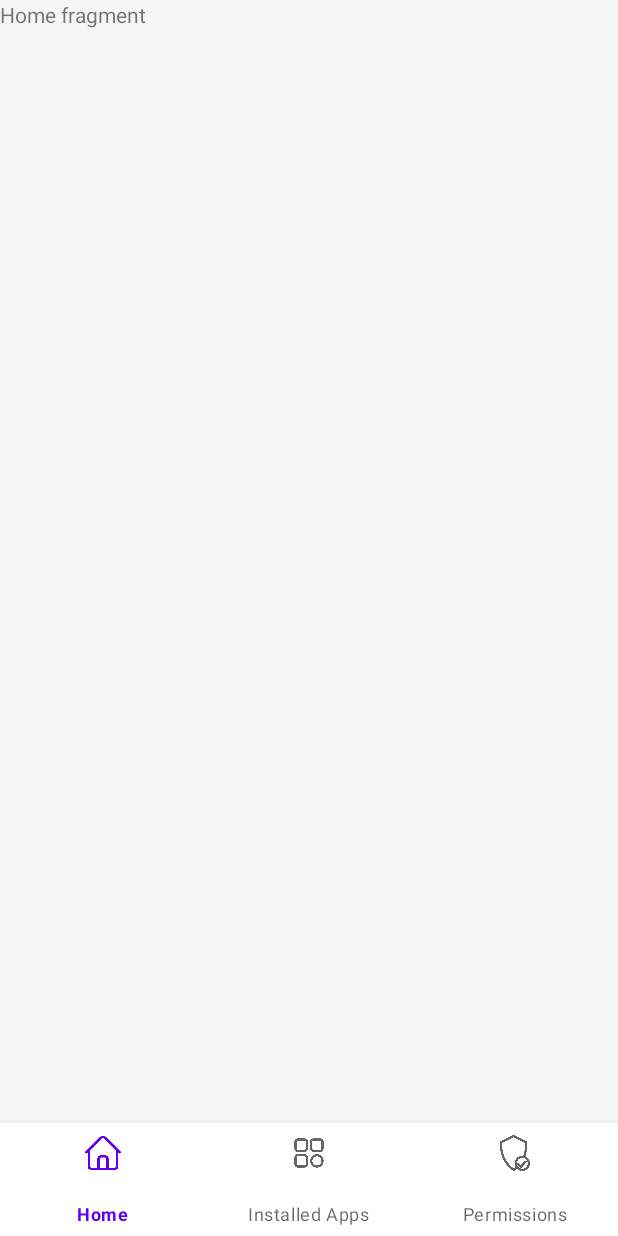
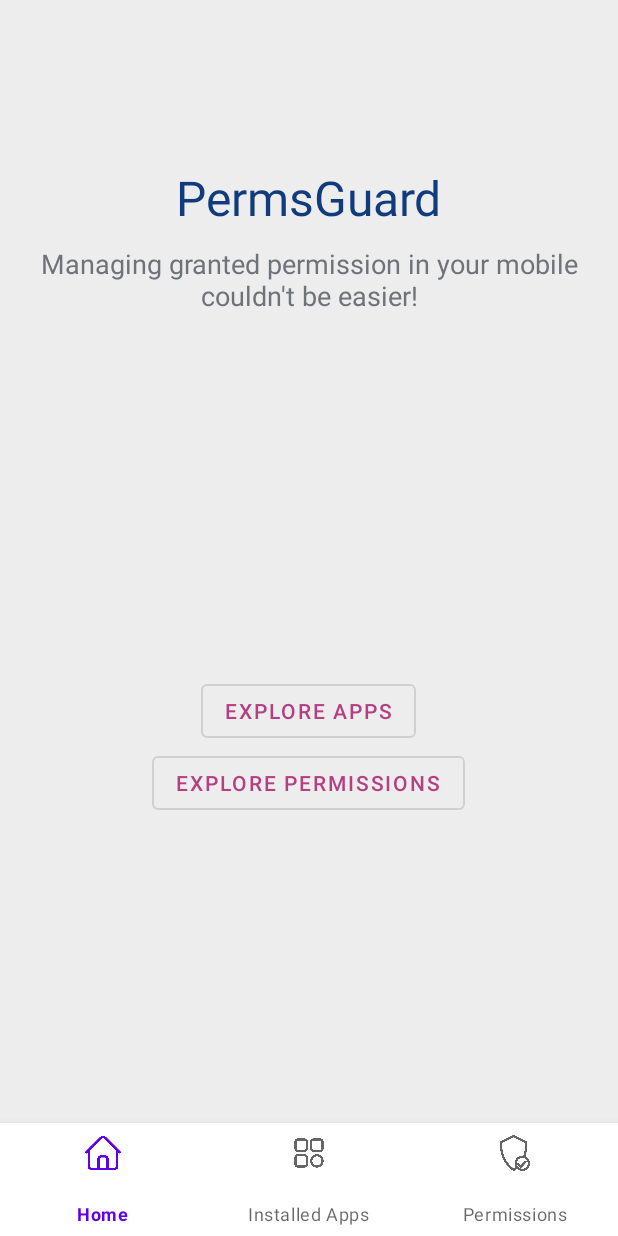
Before and after one commit to kerenrachev/Android_Easy-permit, an Android app: the screen it shows after launch (MainActivity), on a phone screen of 412 x 824 dp. Run offline under Robolectric (Android 15) with nearby library versions, the phone set to English and light mode, and no system bars.

Commit message:
Final commit.

```diff
--- a/app/src/main/java/com/example/ands_finalproject_kerenrachev_318638129/activities/MainActivity.java
+++ b/app/src/main/java/com/example/ands_finalproject_kerenrachev_318638129/activities/MainActivity.java
@@ -13,11 +13,13 @@ import com.example.ands_finalproject_kerenrachev_318638129.fragments.Fragment_ap
 import com.example.ands_finalproject_kerenrachev_318638129.fragments.Fragment_home;
 import com.example.ands_finalproject_kerenrachev_318638129.fragments.Fragment_permissions;
 import com.google.android.material.bottomnavigation.BottomNavigationView;
+import com.google.android.material.button.MaterialButton;
 import com.google.android.material.navigation.NavigationBarView;
 
 public class MainActivity extends AppCompatActivity {
 
     private BottomNavigationView bottomNavigationView;
+
     @Override
     protected void onCreate(Bundle savedInstanceState) {
         super.onCreate(savedInstanceState);
@@ -29,11 +31,13 @@ public class MainActivity extends AppCompatActivity {
         setBottomNavView();
     }
 
+    // Open the home fragment by default
     private void openHomeFragment() {
         Fragment_home fragment_home = new Fragment_home();
         getSupportFragmentManager().beginTransaction().replace(R.id.panel_FRAME_content, fragment_home).commit();
     }
 
+    // Manages the bottom nav clicks
     private void setBottomNavView() {
         bottomNavigationView = (BottomNavigationView) findViewById(R.id.bottomNavigationView);
         bottomNavigationView.setOnItemSelectedListener(new NavigationBarView.OnItemSelectedListener() {
--- a/app/src/main/java/com/example/ands_finalproject_kerenrachev_318638129/activities/WelcomeActivity.java
+++ b/app/src/main/java/com/example/ands_finalproject_kerenrachev_318638129/activities/WelcomeActivity.java
@@ -98,7 +98,4 @@ public class WelcomeActivity extends AppCompatActivity {
         finish();
     }
 
-
-
-
 }
--- a/app/src/main/java/com/example/ands_finalproject_kerenrachev_318638129/adapters/ApplicationsAdapter.java
+++ b/app/src/main/java/com/example/ands_finalproject_kerenrachev_318638129/adapters/ApplicationsAdapter.java
@@ -110,8 +110,8 @@ public class ApplicationsAdapter extends RecyclerView.Adapter<RecyclerView.ViewH
 
                 @Override
                 public void onClick(View view) {
-
-                    Fragment_permissions fragment_permissions = new Fragment_permissions( apps_TXT_name.getText().toString(),apps_IMG_icon.getDrawable(), applications.get(getAdapterPosition()).getPermissions(), 0);
+                    // Clicking on the card will open a new fragment of permissions, which will display all the app's granted permissions.
+                    Fragment_permissions fragment_permissions = new Fragment_permissions( apps_TXT_name.getText().toString(),apps_IMG_icon.getDrawable(), applications.get(getAdapterPosition()).getPermissions(), 0, applications.get(getAdapterPosition()).getApplicationPackage());
                     appCompatActivity.getSupportFragmentManager().beginTransaction().replace(R.id.panel_FRAME_content, fragment_permissions).commit();
                 }
             });
--- a/app/src/main/java/com/example/ands_finalproject_kerenrachev_318638129/fragments/Fragment_home.java
+++ b/app/src/main/java/com/example/ands_finalproject_kerenrachev_318638129/fragments/Fragment_home.java
@@ -1,66 +1,59 @@
 package com.example.ands_finalproject_kerenrachev_318638129.fragments;
 
+import android.content.Intent;
+import android.net.Uri;
 import android.os.Bundle;
 
 import androidx.fragment.app.Fragment;
 
+import android.provider.Settings;
 import android.view.LayoutInflater;
 import android.view.View;
 import android.view.ViewGroup;
+import android.widget.Button;
 
 import com.example.ands_finalproject_kerenrachev_318638129.R;
+import com.google.android.material.button.MaterialButton;
 
-/**
- * A simple {@link Fragment} subclass.
- * Use the {@link Fragment_home#newInstance} factory method to
- * create an instance of this fragment.
- */
 public class Fragment_home extends Fragment {
 
-    // TODO: Rename parameter arguments, choose names that match
-    // the fragment initialization parameters, e.g. ARG_ITEM_NUMBER
-    private static final String ARG_PARAM1 = "param1";
-    private static final String ARG_PARAM2 = "param2";
-
-    // TODO: Rename and change types of parameters
-    private String mParam1;
-    private String mParam2;
-
+    private MaterialButton home_BTN_apps;
+    private MaterialButton home_BTN_permissions;
     public Fragment_home() {
         // Required empty public constructor
-    }
-
-    /**
-     * Use this factory method to create a new instance of
-     * this fragment using the provided parameters.
-     *
-     * @param param1 Parameter 1.
-     * @param param2 Parameter 2.
-     * @return A new instance of fragment Fragment_home.
-     */
-    // TODO: Rename and change types and number of parameters
-    public static Fragment_home newInstance(String param1, String param2) {
-        Fragment_home fragment = new Fragment_home();
-        Bundle args = new Bundle();
-        args.putString(ARG_PARAM1, param1);
-        args.putString(ARG_PARAM2, param2);
-        fragment.setArguments(args);
-        return fragment;
-    }
-
-    @Override
-    public void onCreate(Bundle savedInstanceState) {
-        super.onCreate(savedInstanceState);
-        if (getArguments() != null) {
-            mParam1 = getArguments().getString(ARG_PARAM1);
-            mParam2 = getArguments().getString(ARG_PARAM2);
-        }
     }
 
     @Override
     public View onCreateView(LayoutInflater inflater, ViewGroup container,
                              Bundle savedInstanceState) {
         // Inflate the layout for this fragment
-        return inflater.inflate(R.layout.fragment_home, container, false);
+
+        View view = inflater.inflate(R.layout.fragment_home, container, false);
+        findViewd(view);
+        setClickListeners();
+        return view;
+    }
+
+    private void setClickListeners() {
+        home_BTN_apps.setOnClickListener(new View.OnClickListener() {
+            @Override
+            public void onClick(View view) {
+                Fragment_apps fragment_apps = new Fragment_apps();
+                getParentFragmentManager().beginTransaction().replace(R.id.panel_FRAME_content, fragment_apps).commit();
+            }
+        });
+        home_BTN_permissions.setOnClickListener(new View.OnClickListener() {
+            @Override
+            public void onClick(View view) {
+                Fragment_permissions fragment_permissions = new Fragment_permissions();
+                getParentFragmentManager().beginTransaction().replace(R.id.panel_FRAME_content, fragment_permissions).commit();
+            }
+        });
+    }
+
+
+    private void findViewd(View view) {
+        home_BTN_apps = view.findViewById(R.id.home_BTN_apps);
+        home_BTN_permissions = view.findViewById(R.id.home_BTN_permissions);
     }
 }
--- a/app/src/main/res/layout/fragment_home.xml
+++ b/app/src/main/res/layout/fragment_home.xml
@@ -1,14 +1,77 @@
 <?xml version="1.0" encoding="utf-8"?>
-<FrameLayout xmlns:android="http://schemas.android.com/apk/res/android"
+<LinearLayout xmlns:android="http://schemas.android.com/apk/res/android"
+    xmlns:app="http://schemas.android.com/apk/res-auto"
     xmlns:tools="http://schemas.android.com/tools"
     android:layout_width="match_parent"
     android:layout_height="match_parent"
-    tools:context=".fragments.Fragment_home">
+    android:orientation="vertical"
+    tools:context=".activities.MainActivity">
 
-    <!-- TODO: Update blank fragment layout -->
-    <TextView
+    <LinearLayout
         android:layout_width="match_parent"
         android:layout_height="match_parent"
-        android:text="Home fragment" />
+        android:orientation="vertical"
+        android:background="#EDEDED"
+        android:padding="10dp"
+        android:gravity="center_horizontal"
+        >
+        <com.airbnb.lottie.LottieAnimationView
+            android:id="@+id/home_IMG_logo"
+            android:layout_width="100dp"
+            android:layout_height="100dp"
+            app:lottie_url="https://assets7.lottiefiles.com/packages/lf20_hvzjb7o5.json"
+            app:lottie_autoPlay="true"
+            android:layout_gravity="center_horizontal"
+            app:lottie_loop="true"/>
+        <TextView
+            android:layout_width="wrap_content"
+            android:layout_height="wrap_content"
+            android:text="PermsGuard"
+            android:textColor="#103B7C"
+            android:layout_gravity="center_horizontal"
+            android:textSize="32dp">
 
-</FrameLayout>
+        </TextView>
+
+        <TextView
+            android:layout_width="wrap_content"
+            android:layout_height="wrap_content"
+            android:text="Managing granted permission in your mobile couldn't be easier!"
+            android:layout_marginTop="10dp"
+            android:textAlignment="center"
+            android:textColor="#6F7378"
+            android:layout_gravity="center_horizontal"
+            android:textSize="18dp">
+
+        </TextView>
+
+       <RelativeLayout
+           android:layout_width="match_parent"
+           android:layout_height="match_parent"
+           android:layout_gravity="center">
+
+           <com.google.android.material.button.MaterialButton
+               android:id="@+id/home_BTN_apps"
+               style="@style/Widget.MaterialComponents.Button.OutlinedButton"
+               android:textColor="#B53F80"
+               android:layout_width="wrap_content"
+               android:layout_height="wrap_content"
+               android:layout_centerInParent="true"
+               android:text="Explore Apps"/>
+
+           <com.google.android.material.button.MaterialButton
+               android:id="@+id/home_BTN_permissions"
+               style="@style/Widget.MaterialComponents.Button.OutlinedButton"
+               android:textColor="#B53F80"
+               android:layout_centerInParent="true"
+               android:layout_below="@+id/home_BTN_apps"
+               android:layout_width="wrap_content"
+               android:layout_height="wrap_content"
+               android:text="Explore Permissions"/>
+       </RelativeLayout >
+
+
+
+    </LinearLayout>
+
+</LinearLayout>
--- a/app/src/main/res/layout/list_apps_item_grid.xml
+++ b/app/src/main/res/layout/list_apps_item_grid.xml
@@ -48,6 +48,7 @@
                         android:textColor="#3D4F71"
                         android:layout_gravity="center_vertical"
                         android:textSize="14sp" />
+
                 </LinearLayout>
 
 
--- a/app/src/main/res/values/colors.xml
+++ b/app/src/main/res/values/colors.xml
@@ -8,4 +8,5 @@
     <color name="black">#FF000000</color>
     <color name="white">#FFFFFFFF</color>
     <color name="light_pink">#FFA7A7</color>
+    <color name="light_orange">#FFC107</color>
 </resources>
```
Also changed, not shown: app/src/main/java/com/example/ands_finalproject_kerenrachev_318638129/adapters/PermissionsAdapter.java (+13 -2 lines), app/src/main/java/com/example/ands_finalproject_kerenrachev_318638129/fragments/Fragment_apps.java (+7 -0 lines), app/src/main/java/com/example/ands_finalproject_kerenrachev_318638129/fragments/Fragment_permissions.java (+36 -9 lines), app/src/main/java/com/example/ands_finalproject_kerenrachev_318638129/utils/PermissionsHandler.java (+3 -10 lines), app/src/main/res/layout/fragment_permissions.xml (+15 -4 lines), app/src/main/res/layout/list_permissions_item.xml (+33 -18 lines), app/src/main/res/drawable/ic_ok.png (added), app/src/main/res/drawable/ic_risky.png (added), app/src/main/res/drawable/ic_settings.png (added).
